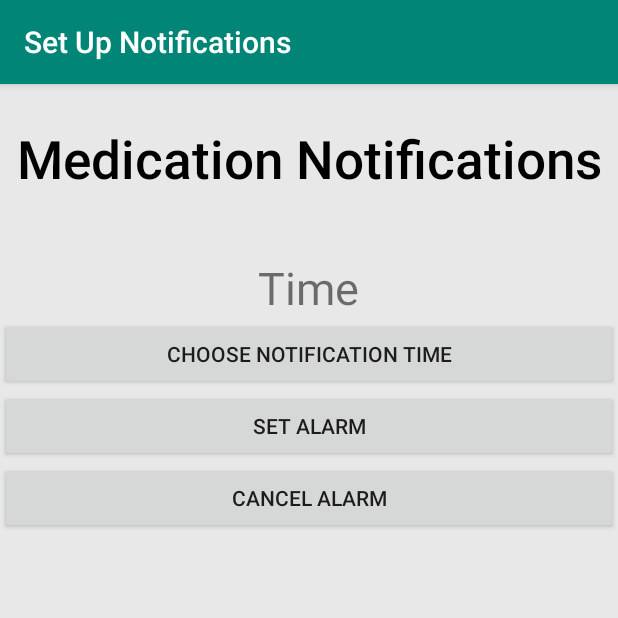
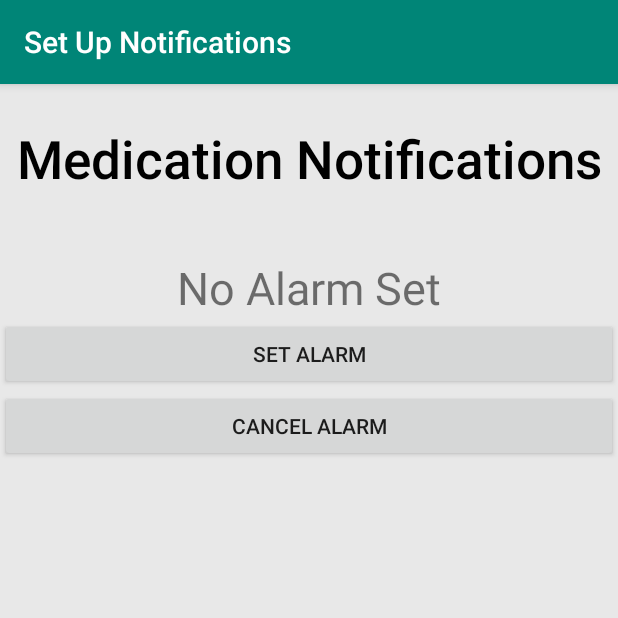
Before and after one commit to kinseynicole3/COMP433FINAL, an Android app: the NotificationActivity screen opened directly, with no data from a screen before it, on a phone screen of 412 x 824 dp, the top half of it. Run offline under Robolectric (Android 15) with nearby library versions, the phone set to English and light mode, and no system bars.

Commit message:
notifications

```diff
--- a/app/src/main/res/layout/activity_notification.xml
+++ b/app/src/main/res/layout/activity_notification.xml
@@ -24,16 +24,10 @@
         android:id="@+id/textView"
         android:layout_width="wrap_content"
         android:layout_height="wrap_content"
-        android:text="Time"
+        android:text="No Alarm Set"
         android:layout_gravity="center"
         android:textSize="30sp"
         />
-
-    <Button
-        android:id="@+id/time_picker"
-        android:layout_width="match_parent"
-        android:layout_height="wrap_content"
-        android:text="Choose Notification Time" />
 
     <Button
         android:id="@+id/set_alarm"
```
